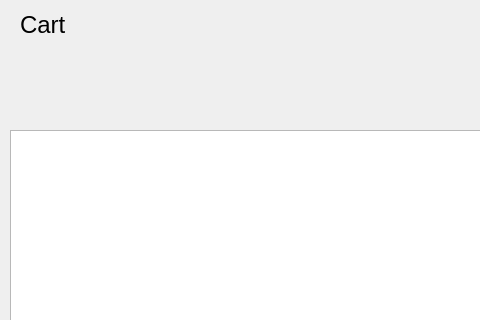
This is ui/cart_screen.ui in ComputerScienceHouse/bits-n-bytes-ui as Qt 5 draws it before an edit; both pictures show x 0 to 480 and y 0 to 320 of the 1024 by 600 pixel window. The edited form follows.
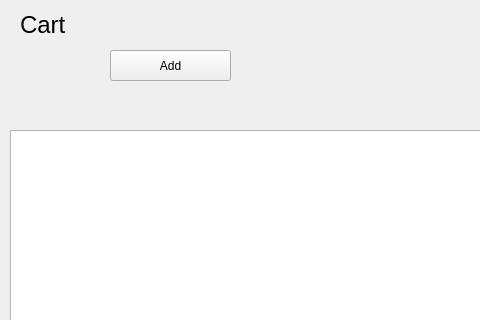
This is the edited form.

Commit message: Add button to cart for adding items for testing

```diff
--- a/ui/cart_screen.ui
+++ b/ui/cart_screen.ui
@@ -160,6 +160,19 @@
      <string>heading</string>
     </property>
    </widget>
+   <widget class="QPushButton" name="addToCart">
+    <property name="geometry">
+     <rect>
+      <x>110</x>
+      <y>50</y>
+      <width>121</width>
+      <height>31</height>
+     </rect>
+    </property>
+    <property name="text">
+     <string>Add</string>
+    </property>
+   </widget>
   </widget>
  </widget>
  <resources/>
```
The commit also changes 2 other files.
